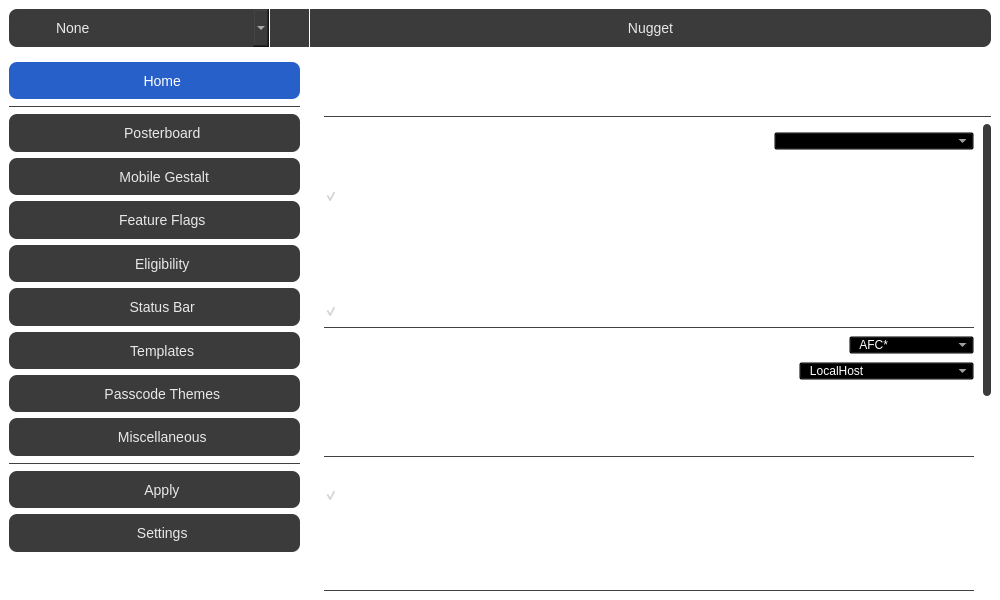
Qt form src/qt/mainwindow.ui (leminlimez/Nugget) before a commit.
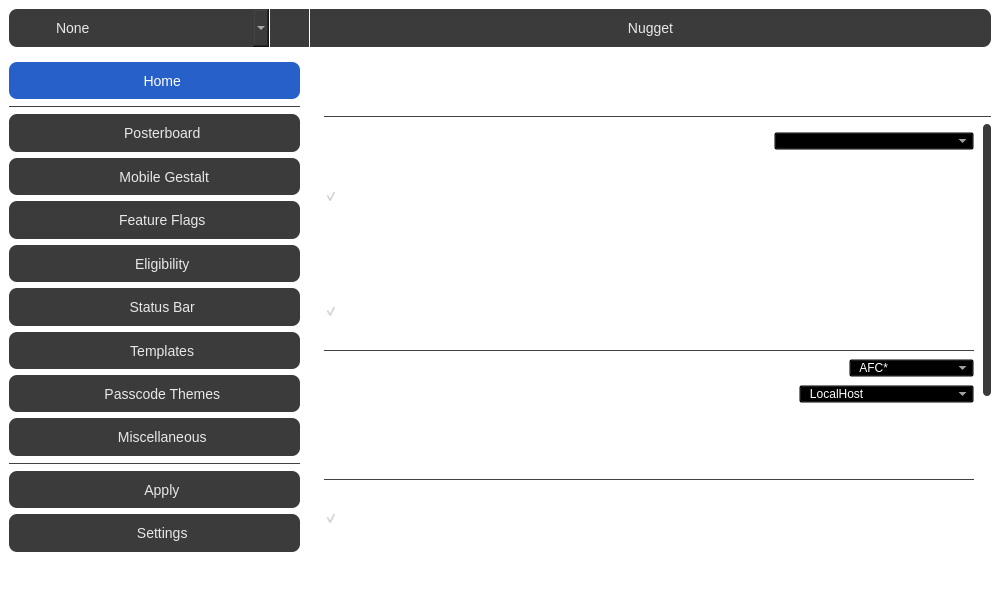
The same form after that commit. The open tabs and pages were chosen to show the change. Icons and pictures are not drawn.

Commit message: Add option to rebuild SpringBoard's applicationState.db

```diff
--- a/src/qt/mainwindow.ui
+++ b/src/qt/mainwindow.ui
@@ -11316,6 +11316,21 @@
                        </property>
                       </widget>
                      </item>
+                     <item>
+                      <widget class="QCheckBox" name="rebuildSBApplicationStateDBChk">
+                       <property name="text">
+                        <string>Rebuild SpringBoard Application State DB</string>
+                       </property>
+                       <property name="toolTip">
+                        <string>Replaces applicationState.db with an empty file, causing SpringBoard to rebuild it.
+
+This is necessary if badges persist on the Settings app after disabling FollowUp.</string>
+                       </property>
+                       <property name="checked">
+                        <bool>false</bool>
+                       </property>
+                      </widget>
+                     </item>
                      <item>
                       <widget class="QWidget" name="bookrestoreWidget" native="true">
                        <layout class="QVBoxLayout" name="verticalLayout_62">
```
The commit also changes 4 other files.
